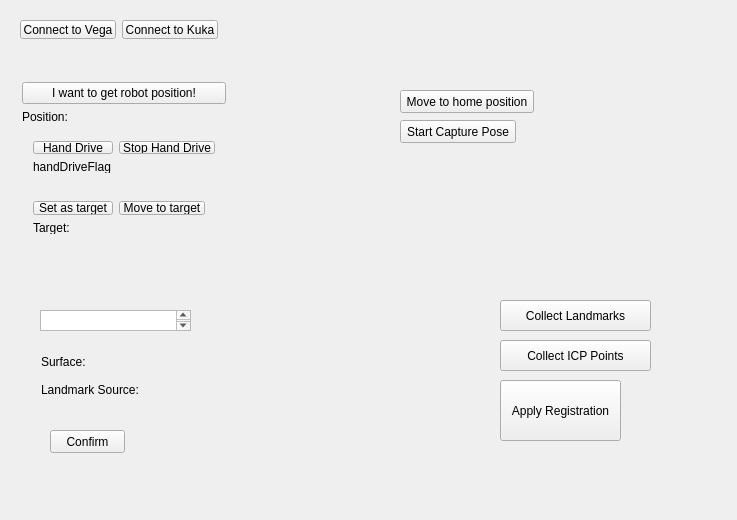
First picture: the form in Plugins/org.mitk.lancet.recordandmove/src/internal/RecordAndMoveControls.ui, repository zhaomengxiao/LancetMITK-Adition, before the edit.
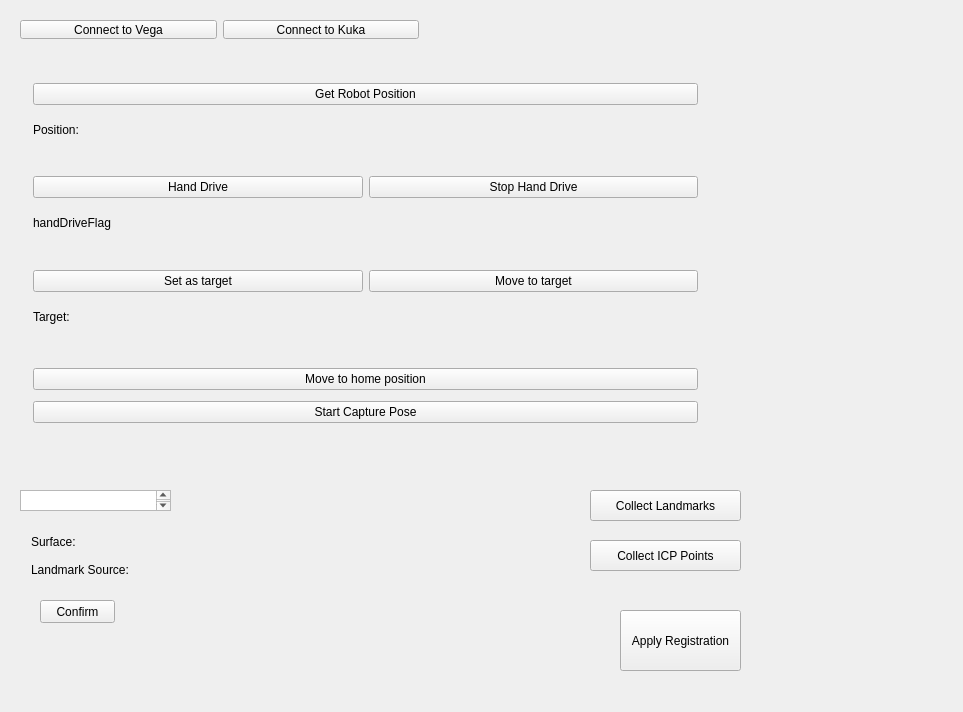
Second picture: the form after the edit. Custom widgets are drawn as their Qt base class.

Commit message:
Feature/RecordAndMove image registration finished 1
Feature/RecordAndMove image registration finished 1

```diff
--- a/Plugins/org.mitk.lancet.recordandmove/src/internal/RecordAndMoveControls.ui
+++ b/Plugins/org.mitk.lancet.recordandmove/src/internal/RecordAndMoveControls.ui
@@ -6,8 +6,8 @@
    <rect>
     <x>0</x>
     <y>0</y>
-    <width>737</width>
-    <height>520</height>
+    <width>963</width>
+    <height>712</height>
    </rect>
   </property>
   <property name="minimumSize">
@@ -24,7 +24,7 @@
     <rect>
      <x>9</x>
      <y>9</y>
-     <width>220</width>
+     <width>421</width>
      <height>41</height>
     </rect>
    </property>
@@ -45,73 +45,43 @@
     </item>
    </layout>
   </widget>
-  <widget class="QWidget" name="widget_5" native="true">
-   <property name="geometry">
-    <rect>
-     <x>380</x>
-     <y>70</y>
-     <width>201</width>
-     <height>91</height>
-    </rect>
-   </property>
-   <widget class="QPushButton" name="pushButton_moveToHomePosition">
-    <property name="geometry">
-     <rect>
-      <x>20</x>
-      <y>20</y>
-      <width>134</width>
-      <height>23</height>
-     </rect>
-    </property>
-    <property name="text">
-     <string>Move to home position</string>
-    </property>
-   </widget>
-   <widget class="QPushButton" name="pushButton_capturePose">
-    <property name="geometry">
-     <rect>
-      <x>20</x>
-      <y>50</y>
-      <width>116</width>
-      <height>23</height>
-     </rect>
-    </property>
-    <property name="text">
-     <string>Start Capture Pose</string>
-    </property>
-   </widget>
-  </widget>
   <widget class="QWidget" name="widget_6" native="true">
    <property name="geometry">
     <rect>
      <x>0</x>
-     <y>60</y>
-     <width>250</width>
-     <height>207</height>
+     <y>50</y>
+     <width>731</width>
+     <height>411</height>
     </rect>
    </property>
-   <layout class="QFormLayout" name="formLayout">
+   <layout class="QGridLayout" name="gridLayout_4">
     <item row="0" column="0">
      <widget class="QWidget" name="widget_2" native="true">
-      <layout class="QFormLayout" name="formLayout_2">
-       <item row="0" column="0" colspan="2">
-        <widget class="QPushButton" name="pushButton_recordPosition">
-         <property name="toolTip">
-          <string>Do image processing</string>
-         </property>
-         <property name="text">
-          <string>I want to get robot position!</string>
-         </property>
+      <layout class="QVBoxLayout" name="verticalLayout_2">
+       <item>
+        <widget class="QWidget" name="widget_8" native="true">
+         <layout class="QVBoxLayout" name="verticalLayout">
+          <item>
+           <widget class="QPushButton" name="pushButton_recordPosition">
+            <property name="toolTip">
+             <string>Do image processing</string>
+            </property>
+            <property name="text">
+             <string>Get Robot Position</string>
+            </property>
+           </widget>
+          </item>
+          <item>
+           <widget class="QLabel" name="label_position">
+            <property name="text">
+             <string>Position: </string>
+            </property>
+           </widget>
+          </item>
+         </layout>
         </widget>
        </item>
-       <item row="1" column="0">
-        <widget class="QLabel" name="label_position">
-         <property name="text">
-          <string>Position: </string>
-         </property>
-        </widget>
-       </item>
-       <item row="2" column="0">
+       <item>
         <widget class="QWidget" name="widget_3" native="true">
          <layout class="QGridLayout" name="gridLayout_2">
           <item row="0" column="0">
@@ -128,7 +98,7 @@
             </property>
            </widget>
           </item>
-          <item row="1" column="0">
+          <item row="1" column="0" colspan="2">
            <widget class="QLabel" name="label_handDriveFlag">
             <property name="text">
              <string>handDriveFlag</string>
@@ -138,7 +108,7 @@
          </layout>
         </widget>
        </item>
-       <item row="3" column="0">
+       <item>
         <widget class="QWidget" name="widget_4" native="true">
          <layout class="QGridLayout" name="gridLayout_3">
           <item row="0" column="0">
@@ -165,6 +135,26 @@
          </layout>
         </widget>
        </item>
+       <item>
+        <widget class="QWidget" name="widget_5" native="true">
+         <layout class="QGridLayout" name="gridLayout_5">
+          <item row="0" column="0">
+           <widget class="QPushButton" name="pushButton_moveToHomePosition">
+            <property name="text">
+             <string>Move to home position</string>
+            </property>
+           </widget>
+          </item>
+          <item row="1" column="0">
+           <widget class="QPushButton" name="pushButton_capturePose">
+            <property name="text">
+             <string>Start Capture Pose</string>
+            </property>
+           </widget>
+          </item>
+         </layout>
+        </widget>
+       </item>
       </layout>
      </widget>
     </item>
@@ -173,8 +163,8 @@
   <widget class="QWidget" name="widget_7" native="true">
    <property name="geometry">
     <rect>
-     <x>30</x>
-     <y>340</y>
+     <x>20</x>
+     <y>520</y>
      <width>271</width>
      <height>71</height>
     </rect>
@@ -205,8 +195,8 @@
   <widget class="QTextBrowser" name="textBrowser">
    <property name="geometry">
     <rect>
-     <x>40</x>
-     <y>310</y>
+     <x>20</x>
+     <y>490</y>
      <width>151</width>
      <height>21</height>
     </rect>
@@ -215,8 +205,8 @@
   <widget class="QPushButton" name="pushButton_assembleNavigationObject">
    <property name="geometry">
     <rect>
-     <x>50</x>
-     <y>430</y>
+     <x>40</x>
+     <y>600</y>
      <width>75</width>
      <height>23</height>
     </rect>
@@ -228,8 +218,8 @@
   <widget class="QPushButton" name="pushButton_collectLandmark">
    <property name="geometry">
     <rect>
-     <x>500</x>
-     <y>300</y>
+     <x>590</x>
+     <y>490</y>
      <width>151</width>
      <height>31</height>
     </rect>
@@ -241,8 +231,8 @@
   <widget class="QPushButton" name="pushButton_collectIcp">
    <property name="geometry">
     <rect>
-     <x>500</x>
-     <y>340</y>
+     <x>590</x>
+     <y>540</y>
      <width>151</width>
      <height>31</height>
     </rect>
@@ -254,8 +244,8 @@
   <widget class="QPushButton" name="pushButton_applyRegistration">
    <property name="geometry">
     <rect>
-     <x>500</x>
-     <y>380</y>
+     <x>620</x>
+     <y>610</y>
      <width>121</width>
      <height>61</height>
     </rect>
```
The commit also changes 1 other file.
